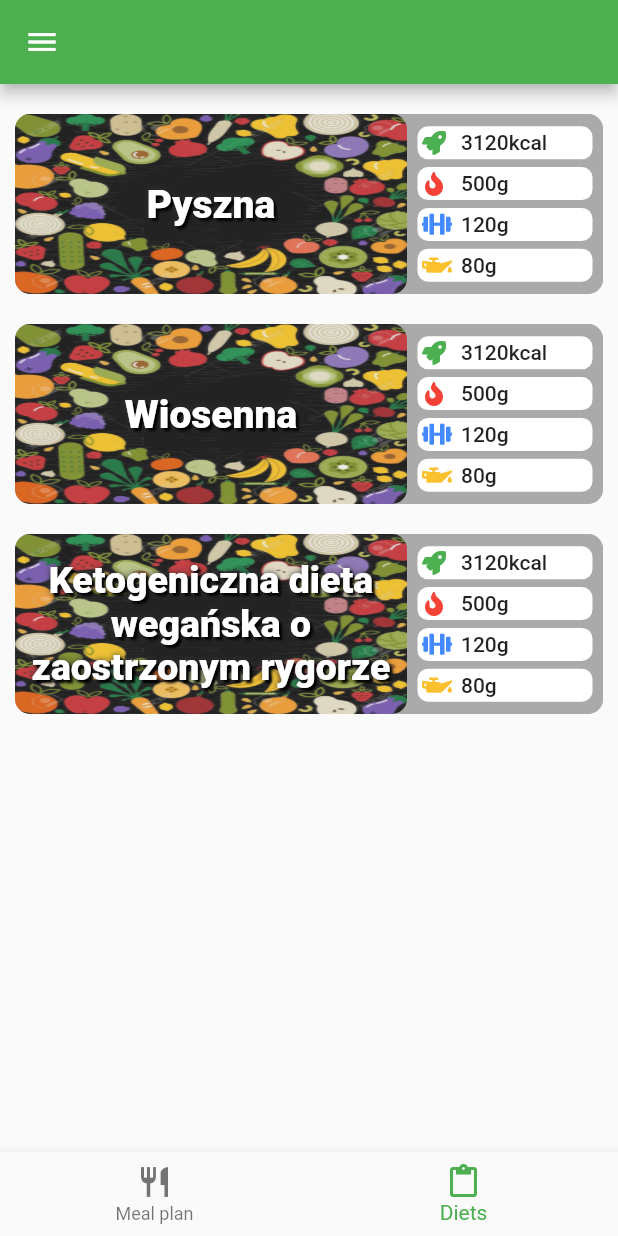
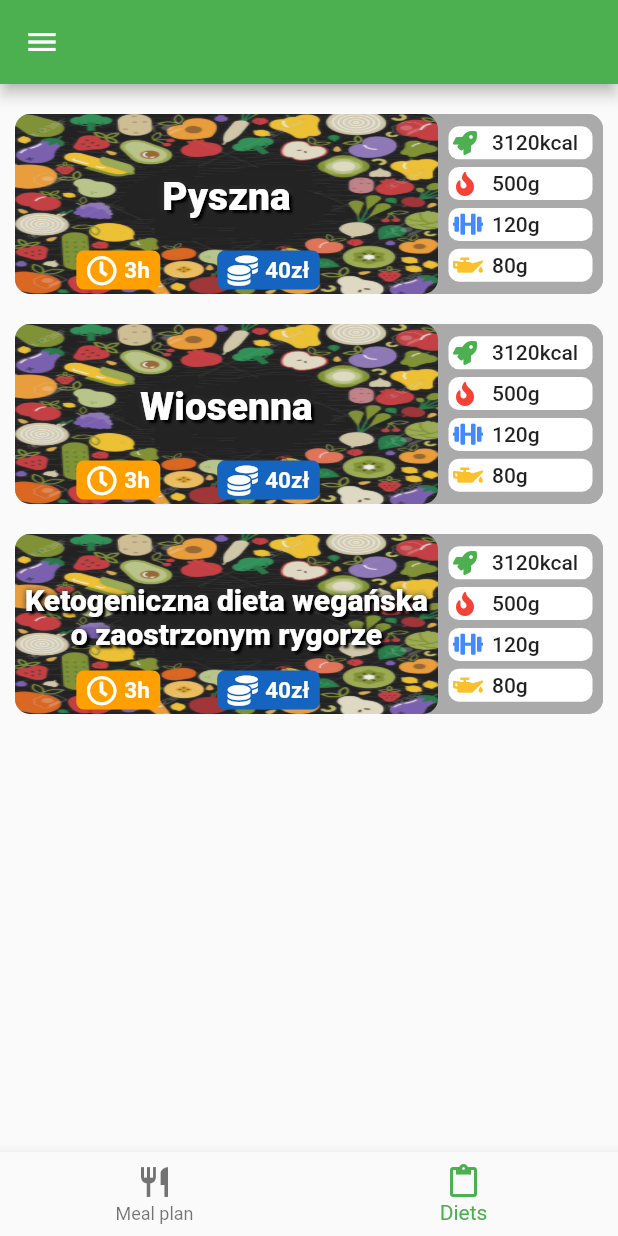
Before and after one commit to Xezolpl/Diet-Planner, a Flutter app: the screen it shows after launch, swiped to page 2, on a phone screen of 412 x 824 dp. Run offline on Flutter 3.47's test engine with Material 2 defaults, Android fonts, the phone set to English and light mode, and no system bars; our stand-ins replace data_connection_checker, font_awesome_flutter, freezed_annotation; generated files the repository leaves out were written again.

Commit message:
Diet markers

```diff
--- a/lib/presentation/diets/diet_card.dart
+++ b/lib/presentation/diets/diet_card.dart
@@ -24,6 +24,7 @@ class DietCard extends StatelessWidget {
             Expanded(
               flex: 2,
               child: Container(
+                padding: EdgeInsets.all(3),
                 decoration: BoxDecoration(
                   borderRadius: BorderRadius.circular(10),
                   image: DecorationImage(
@@ -34,7 +35,26 @@ class DietCard extends StatelessWidget {
                         'assets/png/diet_backgrounds/fruit_diet.png',
                       )),
                 ),
-                padding: EdgeInsets.all(10),
+                alignment: Alignment.center,
+                child: Stack(
+                  children: [
+                    Align(
+                        alignment: Alignment.bottomLeft,
+                        child: Row(
+                            mainAxisAlignment: MainAxisAlignment.spaceEvenly,
+                            children: [
+                              InformationMark(
+                                  iconData: FontAwesomeIcons.clock,
+                                  text: '3h',
+                                  color: Colors.amber[700]),
+                              InformationMark(
+                                  iconData: FontAwesomeIcons.coins,
+                                  text: '40zł',
+                                  color: Colors.blue[800]),
+                              SizedBox(),
+                            ])),
+                    Container(
+                      padding: EdgeInsets.only(bottom: 30, top: 20),
                       alignment: Alignment.center,
                       child: AutoSizeText(
                         diet.name,
@@ -53,10 +73,12 @@ class DietCard extends StatelessWidget {
                         ),
                       ),
                     ),
+                  ],
                 ),
-            Expanded(
-              flex: 1,
-              child: Container(
+              ),
+            ),
+            Container(
+              width: 110,
               padding: EdgeInsets.all(5),
               height: 150,
               decoration: BoxDecoration(
@@ -82,7 +104,6 @@ class DietCard extends StatelessWidget {
                       iconColor: Colors.yellow[700],
                       label: '80g'),
                 ],
-                ),
               ),
             )
           ],
@@ -125,3 +146,42 @@ class IconWithTextRow extends StatelessWidget {
     );
   }
 }
+
+class InformationMark extends StatelessWidget {
+  final IconData iconData;
+  final String text;
+  final Color color;
+  const InformationMark(
+      {@required this.iconData,
+      @required this.text,
+      @required this.color,
+      Key key})
+      : super(key: key);
+
+  @override
+  Widget build(BuildContext context) {
+    return Container(
+      padding: EdgeInsets.symmetric(vertical: 3, horizontal: 7),
+      decoration:
+          BoxDecoration(color: color, borderRadius: BorderRadius.circular(5)),
+      child: Row(
+        mainAxisSize: MainAxisSize.min,
+        children: [
+          Icon(
+            iconData,
+            size: 20,
+            color: Colors.white,
+          ),
+          SizedBox(
+            width: 5,
+          ),
+          Text(text,
+              style: TextStyle(
+                  fontSize: 15,
+                  color: Colors.white,
+                  fontWeight: FontWeight.bold)),
+        ],
+      ),
+    );
+  }
+}
```
Lines whose indentation alone changed are shown as unchanged.
